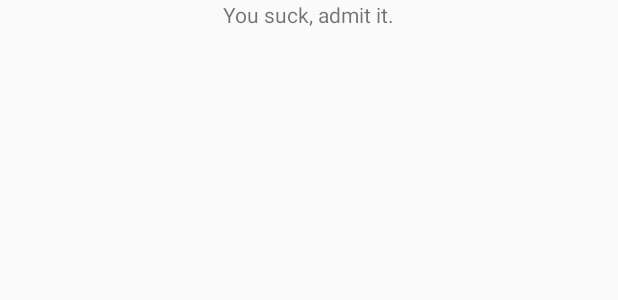
After one commit to toxuin/SellFlip, an Android app: the layout fragment_results.xml on its own in the app's theme, with its tools: preview values and no code run, on a phone screen of 412 x 824 dp. The commit adds this screen. Shown: the top 300 px of the screen. Run offline under Robolectric (Android 15) with nearby library versions, the phone set to English and light mode, and no system bars.

Commit message:
Content with fragments.

```diff
--- a/app/src/main/AndroidManifest.xml
+++ b/app/src/main/AndroidManifest.xml
@@ -8,7 +8,7 @@
         android:label="@string/app_name"
         android:theme="@style/AppTheme" >
         <activity
-            android:name=".BaseActivty"
+            android:name=".BaseActivity"
             android:label="@string/app_name" >
             <intent-filter>
                 <action android:name="android.intent.action.MAIN" />
--- /dev/null
+++ b/app/src/main/res/layout/fragment_results.xml
@@ -0,0 +1,12 @@
+<?xml version="1.0" encoding="utf-8"?>
+<LinearLayout xmlns:android="http://schemas.android.com/apk/res/android"
+              android:orientation="vertical"
+              android:layout_width="match_parent"
+              android:layout_height="match_parent">
+
+    <TextView android:layout_width="wrap_content"
+              android:layout_height="wrap_content"
+              android:text="You suck, admit it."
+              android:id="@+id/textView3"
+              android:layout_gravity="center_horizontal"/>
+</LinearLayout>
--- a/app/src/main/res/values/strings.xml
+++ b/app/src/main/res/values/strings.xml
@@ -2,7 +2,7 @@
 <resources>
 
     <string name="app_name">SellFlip</string>
-    <string name="hello_world">Hello world!</string>
     <string name="action_settings">Settings</string>
+    <string name="search_results">Search results</string>
 
 </resources>
```
Also changed, not shown: app/src/main/java/ru/toxuin/sellflip/BaseActivity.java (renamed from app/src/main/java/ru/toxuin/sellflip/BaseActivty.java, +29 -5 lines), app/src/main/java/ru/toxuin/sellflip/SearchResultFragment.java (added, +22 -0 lines), app/src/main/res/layout/activity_base.xml (+8 -16 lines).
